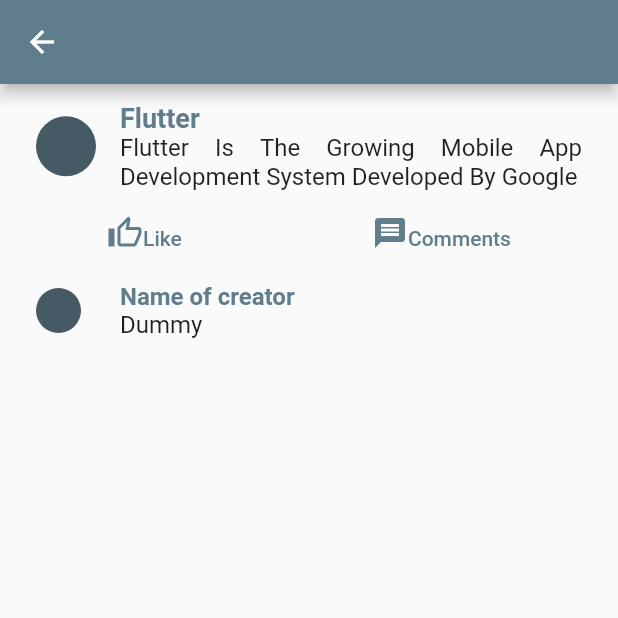
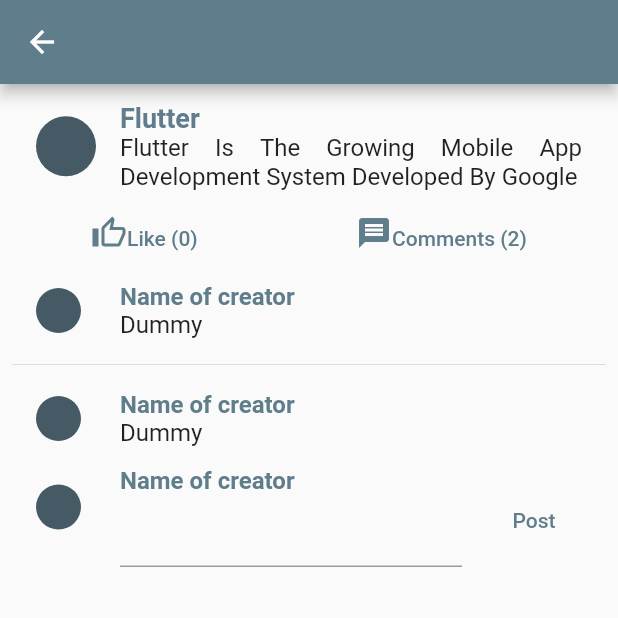
Before and after one commit to hasan661/blog, a Flutter app: the screen it shows after launch, after a tap on "Flutter", on a phone screen of 412 x 824 dp, the top half of it. Run offline on Flutter 3.47's test engine with Material 2 defaults, Android fonts, the phone set to English and light mode, and no system bars.

Commit message:
commentbeingcompleted

```diff
--- a/lib/providers/blog-details.dart
+++ b/lib/providers/blog-details.dart
@@ -26,7 +26,7 @@ class Blogs with ChangeNotifier {
         title: "Flutter",
         date: DateTime.now(),
         // postimageurl: "https://www.freecodecamp.org/news/content/images/2021/08/Flutter-logo.png"
-        comments: ["Dummy"]),
+        comments: ["Dummy","Dummy"]),
     Blog(
       id: "B2",
       post: "Vue.js is top growing front end web development framework",
--- a/lib/screens/blogdetailscreen.dart
+++ b/lib/screens/blogdetailscreen.dart
@@ -2,15 +2,23 @@ import 'package:blog/providers/blog-details.dart';
 import 'package:flutter/material.dart';
 import 'package:provider/provider.dart';
 
-class BlogDetailScreen extends StatelessWidget {
+class BlogDetailScreen extends StatefulWidget {
   const BlogDetailScreen({Key? key}) : super(key: key);
   static const routeName = "/blogdetail";
 
   @override
+  _BlogDetailScreenState createState() => _BlogDetailScreenState();
+}
+
+class _BlogDetailScreenState extends State<BlogDetailScreen> {
+  bool commentbox = false;
+  @override
   Widget build(BuildContext context) {
     final blogData = Provider.of<Blogs>(context, listen: false).blogs;
     final index = ModalRoute.of(context)!.settings.arguments as int;
-    final comments = blogData[index].comments;
+    final comments = blogData[index].comments as List;
+    final noofcomments = comments.length;
+    String newComment = "";
 
     // print(comments);
     return Scaffold(
@@ -55,12 +63,16 @@ class BlogDetailScreen extends StatelessWidget {
                       Icon(
                         Icons.thumb_up_alt_outlined,
                       ),
-                      Text("Like")
+                      Text("Like (${blogData[index].nooflikes.toString()})"),
                     ],
                   ),
                 ),
                 TextButton(
-                  onPressed: () {},
+                  onPressed: () {
+                    setState(() {
+                      commentbox = true;
+                    });
+                  },
                   child: Row(
                     crossAxisAlignment: CrossAxisAlignment.end,
                     mainAxisAlignment: MainAxisAlignment.spaceBetween,
@@ -68,18 +80,26 @@ class BlogDetailScreen extends StatelessWidget {
                       Icon(
                         Icons.message,
                       ),
-                      Text("Comments")
+                      Text(
+                        "Comments ($noofcomments)",
+                      )
                     ],
                   ),
                 )
               ],
             ),
-            Expanded(
-              child: ListView.separated(
+            Flexible(
+              child: Column(
+                children: [
+                  ListView.separated(
+                    shrinkWrap: true,
+                    // shrinkWrap: true,
                     separatorBuilder: (context, int _) => Divider(),
                     itemBuilder: (ctx, indexComments) =>
 
                         // Card(child: Container(height: 20,child: Text())),
+                        Column(
+                      children: [
                         ListTile(
                           leading: CircleAvatar(
                             radius: 15,
@@ -88,19 +108,52 @@ class BlogDetailScreen extends StatelessWidget {
                             crossAxisAlignment: CrossAxisAlignment.start,
                             children: [
                               Text(
-                   "Name of creator", style: TextStyle(color:  Theme.of(context).primaryColor, fontWeight: FontWeight.bold),
+                                "Name of creator",
+                                style: TextStyle(
+                                  color: Theme.of(context).primaryColor,
+                                  fontWeight: FontWeight.bold,
+                                ),
                               ),
                               Text(
                                 comments[indexComments].toString(),
+
                                 textAlign: TextAlign.justify,
                                 // textDirection: TextDirection.ltr,
                               ),
                             ],
                           ),
                         ),
+                      ],
+                    ),
+
                     itemCount: comments.length,
                   ),
+                  ListTile(
+                    leading: CircleAvatar(
+                      radius: 15,
+                    ),
+                    title: Column(
+                      crossAxisAlignment: CrossAxisAlignment.start,
+                      children: [
+                        Text(
+                          "Name of creator",
+                          style: TextStyle(
+                            color: Theme.of(context).primaryColor,
+                            fontWeight: FontWeight.bold,
+                          ),
+                        ),
+                        TextField(
+                          onChanged: (val) {
+                            newComment = val;
+                          },
                         )
+                      ],
+                    ),
+                    trailing: TextButton(onPressed: () {}, child: Text("Post")),
+                  ),
+                ],
+              ),
+            ),
           ],
         ),
       ),
--- a/lib/widgets/blogitem.dart
+++ b/lib/widgets/blogitem.dart
@@ -2,6 +2,7 @@ import 'package:blog/providers/blog-details.dart';
 import 'package:blog/screens/blogdetailscreen.dart';
 import 'package:flutter/material.dart';
 import 'package:provider/provider.dart';
+import 'package:intl/intl.dart';
 
 class BlogItem extends StatelessWidget {
   const BlogItem({Key? key}) : super(key: key);
@@ -23,6 +24,9 @@ class BlogItem extends StatelessWidget {
         title: Column(
           crossAxisAlignment: CrossAxisAlignment.start,
           children: [
+            Row(
+              mainAxisAlignment: MainAxisAlignment.spaceBetween,
+              children: [
                 Text(
                   blogData[index].title,
                   style: TextStyle(
@@ -31,6 +35,18 @@ class BlogItem extends StatelessWidget {
                       color: Theme.of(context).primaryColor
                       // letterSpacing: letterspacing,
                       ),
+                ),
+                Text(
+                  DateFormat.yMMMMEEEEd()
+                      .format(
+                        blogData[index].date,
+                      )
+                      .toString(),
+                  style: TextStyle(
+                    color: Theme.of(context).primaryColor,
+                  ),
+                )
+              ],
             ),
             Text(
               blogData[index].post,
--- a/pubspec.yaml
+++ b/pubspec.yaml
@@ -24,6 +24,7 @@ dependencies:
   flutter:
     sdk: flutter
   provider: ^6.0.1
+  intl: ^0.17.0
 
   # The following adds the Cupertino Icons font to your application.
   # Use with the CupertinoIcons class for iOS style icons.
```
Also changed, not shown: pubspec.lock. Lines whose indentation alone changed are shown as unchanged.
